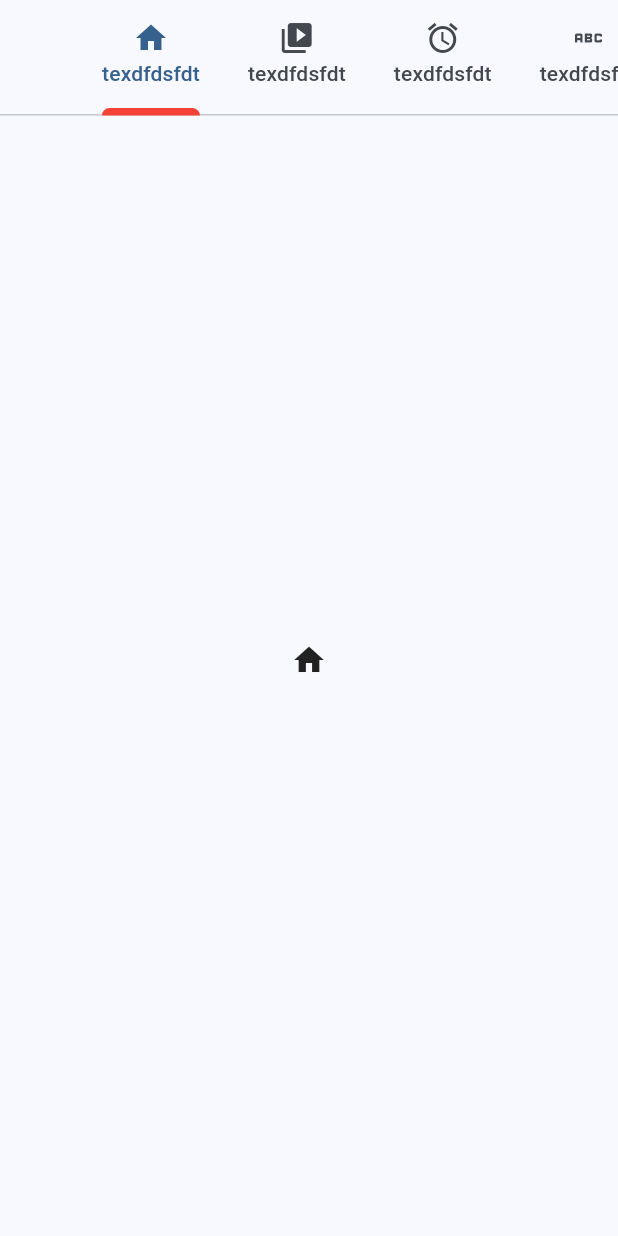
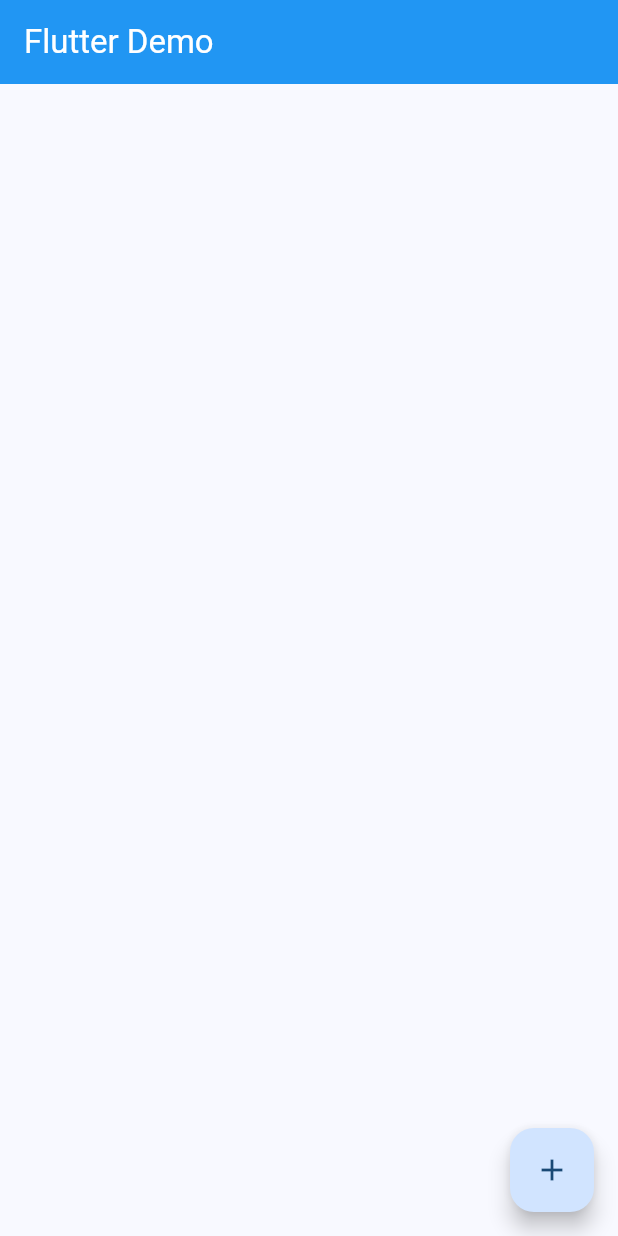
Before and after one commit to oirad360/corso_flutter, a Flutter app: the screen it shows after launch, on a phone screen of 412 x 824 dp. Run offline on Flutter 3.47's test engine with Material 3 defaults, Android fonts, the phone set to English and light mode, and no system bars.

Commit message:
clean main.dart

```diff
--- a/lib/main.dart
+++ b/lib/main.dart
@@ -4,65 +4,35 @@ void main() {
   runApp(const MyApp());
 }
 
-class MyApp extends StatelessWidget {
+class MyApp extends StatefulWidget {
   const MyApp({super.key});
 
-  // This widget is the root of your application.
+  @override
+  State<MyApp> createState() => _MyAppState();
+}
+
+class _MyAppState extends State<MyApp> {
   @override
   Widget build(BuildContext context) {
     return MaterialApp(
       title: 'Flutter Demo',
       theme: ThemeData(
         colorScheme: ColorScheme.fromSeed(seedColor: Colors.blue),
-        useMaterial3: true,
+        useMaterial3: true
       ),
-      home: DefaultTabController(
-        length: 9, // deve matchare il numero di tab
-        child: Scaffold(
-          appBar: AppBar(
-            flexibleSpace: const Column(
-              mainAxisAlignment: MainAxisAlignment.end,
-              children: [
-                TabBar(
-                  indicatorColor: Colors.red, // indicator è la barra sotto la tab selezionata
-                  indicatorSize: TabBarIndicatorSize.label,
-                  indicatorWeight: 5,
-                  // indicator: BoxDecoration( // possiamo personalizzare l'indicator ad esempio utilizzando una BoxDecoration (diventa un rettangolo che copre per intero la tab)
-                  //   color: Colors.red,
-                  //   borderRadius: BorderRadius.circular(10),
-                  // ),
-                  isScrollable: true,
-                  tabs: [ // qui possiamo aggiungere tab
-                    Tab(icon: Icon(Icons.home), text: 'texdfdsfdt'),
-                    Tab(icon: Icon(Icons.video_collection), text: 'texdfdsfdt'),
-                    Tab(icon: Icon(Icons.access_alarm), text: 'texdfdsfdt'),
-                    Tab(icon: Icon(Icons.abc), text: 'texdfdsfdt'),
-                    Tab(icon: Icon(Icons.ac_unit), text: 'texdfdsfdt'),
-                    Tab(icon: Icon(Icons.dangerous), text: 'texdfdsfdt'),
-                    Tab(icon: Icon(Icons.account_balance_rounded), text: 'texdfdsfdt'),
-                    Tab(icon: Icon(Icons.account_balance_rounded), text: 'texdfdsfdt'),
-                    Tab(icon: Icon(Icons.account_balance_rounded), text: 'texdfdsfdt'),
-                  ],
-                ),
-              ],
-            ),
-          ),
-          body: const TabBarView( // qui possiamo aggiungere i contenuti rispettivamente della prima e seconda tab (ecc...)
-            children: [
-              Icon(Icons.home),
-              Icon(Icons.video_collection),
-              Icon(Icons.access_alarm),
-              Icon(Icons.abc),
-              Icon(Icons.ac_unit),
-              Icon(Icons.dangerous),
-              Icon(Icons.account_balance_rounded),
-              Icon(Icons.account_balance_rounded),
-              Icon(Icons.account_balance_rounded),
-            ],
-          ),
+      home: Scaffold(
+        appBar: AppBar(
+          backgroundColor: Colors.blue,
+          foregroundColor: Colors.white,
+          title: const Text('Flutter Demo'),
         ),
-      ),
-      // onGenerateRoute: RouteGenerator.generateRoute,
+        body: null,
+        floatingActionButton: const FloatingActionButton(
+          onPressed: null,
+          tooltip: 'Increment',
+          child: Icon(Icons.add),
+        )
+      )
     );
   }
 }
```
